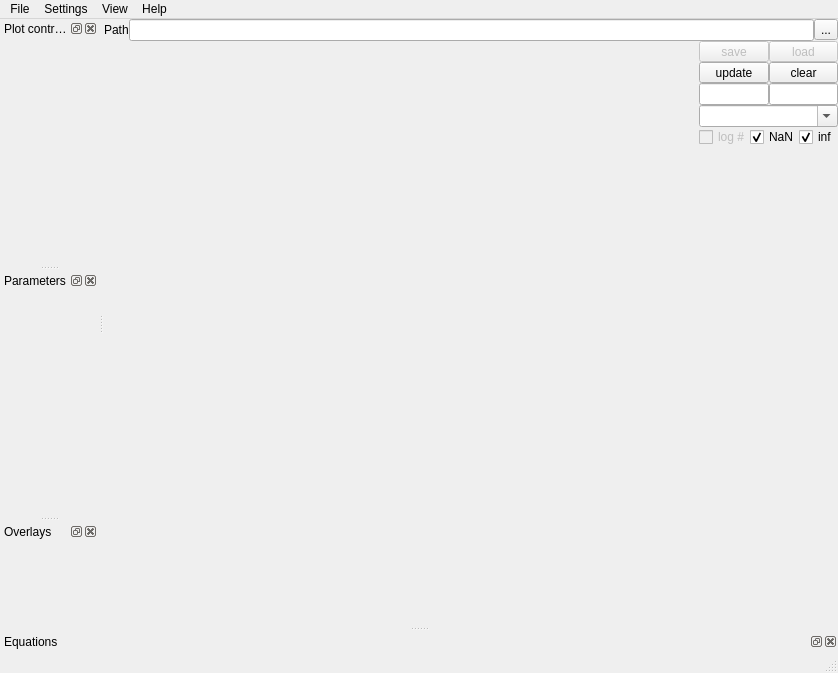
Fluorescence-Tools/ndxplorer, file ndxplorer/plot_main.ui: the form before one commit.
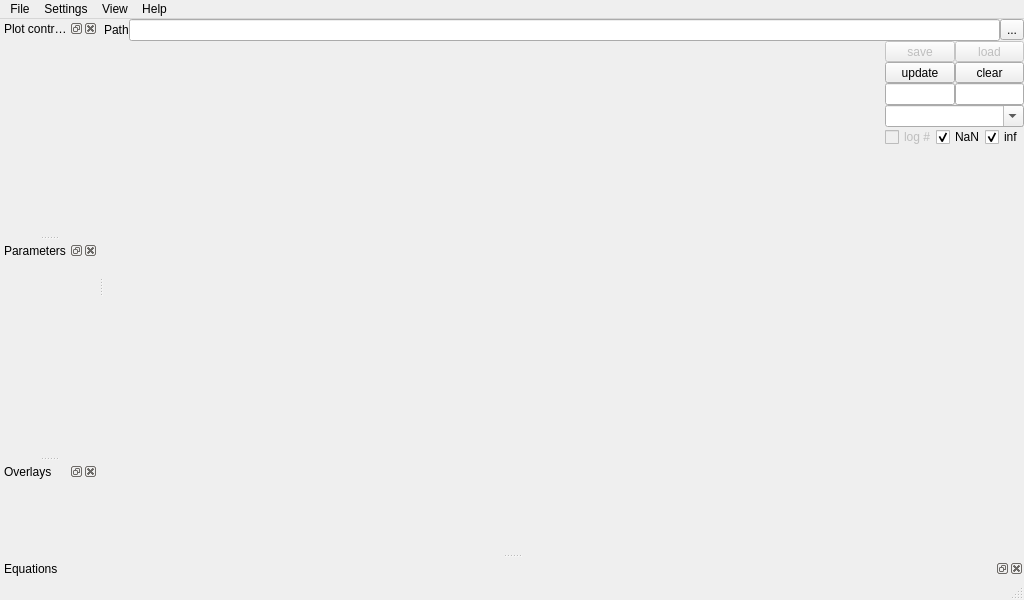
The form after the commit. Icons and pictures are not drawn.

Diff of the .ui file:
```diff
--- a/ndxplorer/plot_main.ui
+++ b/ndxplorer/plot_main.ui
@@ -6,8 +6,8 @@
    <rect>
     <x>0</x>
     <y>0</y>
-    <width>838</width>
-    <height>673</height>
+    <width>1024</width>
+    <height>600</height>
    </rect>
   </property>
   <property name="windowTitle">
@@ -444,8 +444,8 @@
     <rect>
      <x>0</x>
      <y>0</y>
-     <width>838</width>
-     <height>24</height>
+     <width>1017</width>
+     <height>21</height>
     </rect>
    </property>
    <widget class="QMenu" name="menuFile">
```
